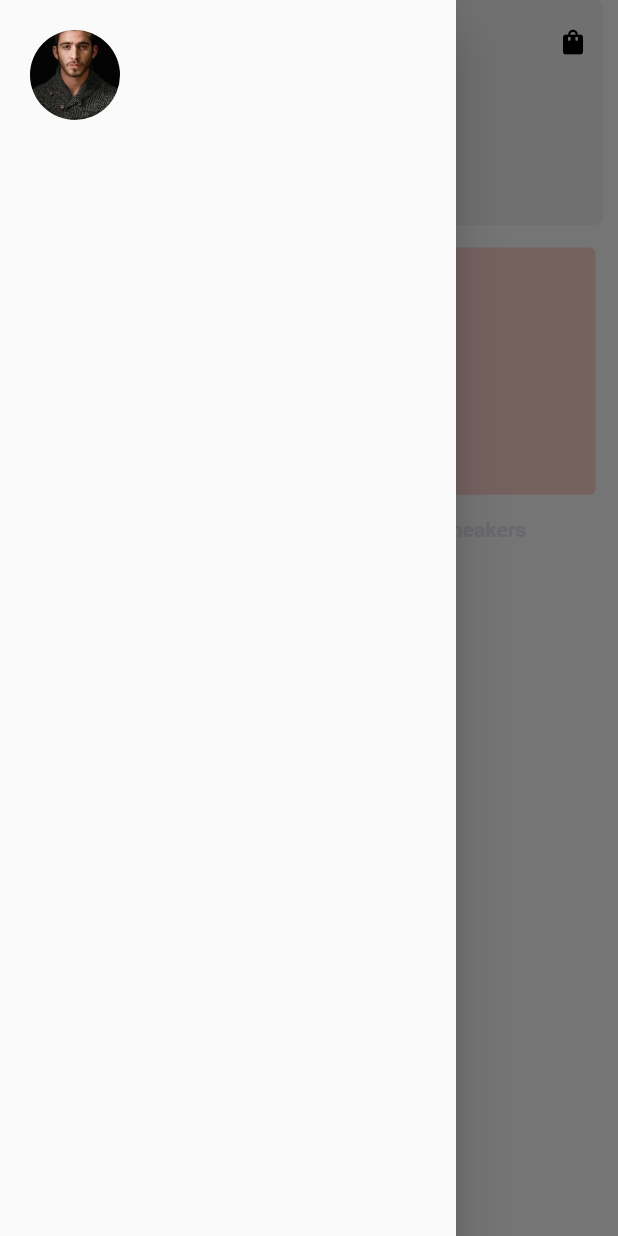
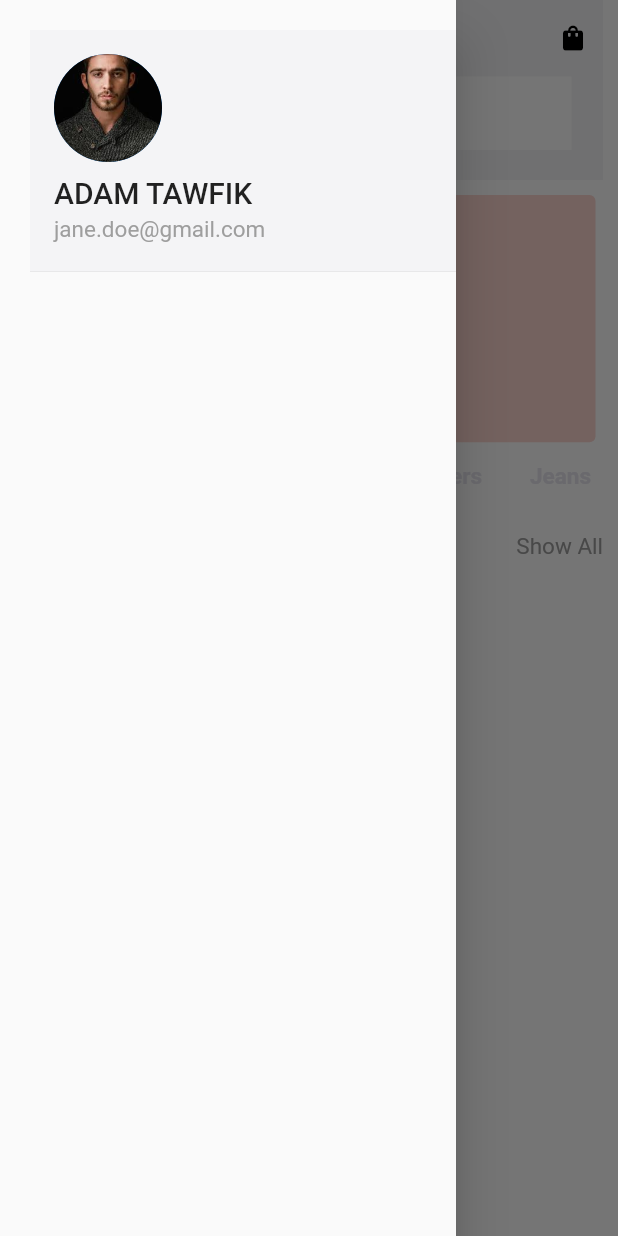
Before and after one commit to swarnasenj/zoba-app, a Flutter app: the screen it shows after launch, with the side drawer open, on a phone screen of 412 x 824 dp. Run offline on Flutter 3.47's test engine with Material 2 defaults, Android fonts, the phone set to English and light mode, and no system bars.

Commit message:
initial commit

```diff
--- /dev/null
+++ b/lib/constants.dart
@@ -0,0 +1,5 @@
+import 'package:flutter/material.dart';
+
+
+
+const double kDefaultPadding = 20.0;
--- a/lib/views/components/appbar.dart
+++ b/lib/views/components/appbar.dart
@@ -48,7 +48,7 @@
 //                         ),
 //                       ),
 
-//                       // Container(
+//                        Container(
 //                       //  child: const Icon(Icons.search)),
 //                       // Container(
 //                       //   padding: const EdgeInsets.only(top: 10),
@@ -69,7 +69,7 @@
 //                       //     ),
 
 //                       //   ),
-//                       // ),
+//                        ),
 //                     ],
 //                   ),
 //                 ),
--- a/lib/views/screens/drawer_page.dart
+++ b/lib/views/screens/drawer_page.dart
@@ -1,7 +1,8 @@
 import 'package:flutter/material.dart';
+import 'package:zoba_app/style/color.dart';
 
 class DrawerPage extends StatefulWidget {
-   final func;
+  final func;
   DrawerPage({this.func});
 
   @override
@@ -15,6 +16,7 @@ class _DrawerPageState extends State<DrawerPage> {
     return Drawer(
       child: SafeArea(
           child: ListView(
+        padding: EdgeInsets.zero,
         children: [
           Stack(
             children: [
@@ -23,14 +25,18 @@ class _DrawerPageState extends State<DrawerPage> {
                 child: Column(
                   crossAxisAlignment: CrossAxisAlignment.center,
                   children: [
-                    Container(
-                      height: 60,
-                      width: 60,
+                    const UserAccountsDrawerHeader(
+                      currentAccountPicture: CircleAvatar(
+                        backgroundImage: AssetImage('assets/images/men.jpg'),
+                      ),
+                      accountName: Text(
+                        'ADAM TAWFIK',
+                        style: TextStyle(fontSize: 20, color: Colors.black87),
+                      ),
+                      accountEmail: Text('jane.doe@gmail.com',
+                      style: TextStyle(fontSize: 15, color: Colors.grey),),
                       decoration: BoxDecoration(
-                        borderRadius: BorderRadius.circular(100),
-                        image: const DecorationImage(
-                            image: AssetImage('assets/images/men.jpg'),
-                            fit: BoxFit.cover),
+                        color: KColor.K_app,
                       ),
                     ),
                   ],
--- a/lib/views/screens/home_screen.dart
+++ b/lib/views/screens/home_screen.dart
@@ -28,7 +28,8 @@ class _HomeScreenState extends State<HomeScreen> {
     return Scaffold(
       backgroundColor: KColor.K_background,
       appBar: PreferredSize(
-        preferredSize: const Size.fromHeight(150.0),
+        preferredSize: const Size.fromHeight(50.0),
+        // ignore: sort_child_properties_last
         child: SafeArea(
           child: Container(
             width: double.infinity,
@@ -36,11 +37,11 @@ class _HomeScreenState extends State<HomeScreen> {
             margin: const EdgeInsets.only(left: 10, right: 10),
             child: AppBar(
               shape: const RoundedRectangleBorder(
-                borderRadius: BorderRadius.only(
-                    topLeft: Radius.circular(5),
-                    topRight: Radius.circular(5),
-                    bottomLeft: Radius.circular(5),
-                    bottomRight: Radius.circular(5)),
+                  // borderRadius: BorderRadius.only(
+                  //     topLeft: Radius.circular(4),
+                  //     topRight: Radius.circular(4),
+                  //     bottomLeft: Radius.circular(5),
+                  //     bottomRight: Radius.circular(5)),
                   ),
               elevation: 0,
               backgroundColor: KColor.K_app,
@@ -68,12 +69,9 @@ class _HomeScreenState extends State<HomeScreen> {
                         ),
                       ),
                     ),
-
-
                   ],
                 ),
               ),
-
               actions: [
                 Container(
                   margin: const EdgeInsets.only(right: 10),
@@ -83,10 +81,7 @@ class _HomeScreenState extends State<HomeScreen> {
                   ),
                 ),
               ],
-
-
             ),
-
           ),
         ),
       ),
@@ -98,11 +93,36 @@ class _HomeScreenState extends State<HomeScreen> {
         },
       ),
       body: SingleChildScrollView(
+        physics: const BouncingScrollPhysics(),
         child: Container(
+          margin: const EdgeInsets.only(top: 0),
           child: Column(
             children: [
               Container(
-                margin: const EdgeInsets.only(left: 15, right: 15, top: 15),
+                height: 70,
+                color: KColor.K_app,
+                margin: const EdgeInsets.only(left: 10, right: 10),
+                padding: const EdgeInsets.only(left: 20, right: 20),
+                child: Container(
+                  decoration: BoxDecoration(
+                      color: KColor.K_app,
+                      border: Border.all(
+                        color: KColor.K_app.withOpacity(0.50),
+                      )),
+                  child: const TextField(
+                    decoration: InputDecoration(
+                      border: InputBorder.none,
+                      prefixIcon: Icon(Icons.search, color: Colors.grey),
+                      hintText: 'Search here...',
+                      contentPadding: EdgeInsets.all(15),
+                      fillColor: Colors.white,
+                      filled: true,
+                    ),
+                  ),
+                ),
+              ),
+              Container(
+                margin: const EdgeInsets.only(left: 15, right: 15, top: 10),
                 height: MediaQuery.of(context).size.height * .2,
                 width: double.infinity,
                 decoration: BoxDecoration(
@@ -113,7 +133,7 @@ class _HomeScreenState extends State<HomeScreen> {
                   children: [
                     Container(
                       padding:
-                          const EdgeInsets.only(right: 40, top: 5, left: 10),
+                          const EdgeInsets.only(right: 50, top: 5, left: 10),
                       child: Column(
                         crossAxisAlignment: CrossAxisAlignment.start,
                         children: [
@@ -131,7 +151,7 @@ class _HomeScreenState extends State<HomeScreen> {
                           const Text(
                             'FOR EVERY THING',
                             style: TextStyle(
-                              color: Color(0xfffe5c45),
+                              color: Colors.black54,
                               fontSize: 18,
                             ),
                           ),
@@ -157,30 +177,100 @@ class _HomeScreenState extends State<HomeScreen> {
                 ),
               ),
               DefaultTabController(
-                  length: 4,
-                  child: Column(
-                    children: [
+                length: 5,
+                child: Column(children: [
                   Container(
                     child: const TabBar(
                         labelStyle: TextStyle(
-                              fontWeight: FontWeight.w700,
-                            ),
+                            fontWeight: FontWeight.w700, fontSize: 15),
                         labelColor: Color(0xfffe5c45),
                         isScrollable: true,
+                        indicatorColor: Colors.transparent,
                         unselectedLabelColor: Color(0xffe6e5ee),
                         tabs: [
                           Tab(text: 'T-Shirts'),
                           Tab(text: 'Jeans'),
                           Tab(text: 'Blazers'),
                           Tab(text: 'Sneakers'),
+                          Tab(text: 'Jeans'),
                         ]),
+                  ),
+                ]),
+              ),
+              Column(
+                crossAxisAlignment: CrossAxisAlignment.start,
+                children: [
+                  Container(
+                    margin: const EdgeInsets.only(
+                      top: 10,
+                      left: 10,
+                      right: 10,
+                    ),
+                    child: Row(
+                      mainAxisAlignment: MainAxisAlignment.spaceBetween,
+                      children: [
+                        const Text(
+                          'New Collections',
+                          style:
+                              TextStyle(color: Color(0xfffe5c45), fontSize: 20),
+                        ),
+                        const SizedBox(
+                          width: 0,
+                        ),
+                        const Text(
+                          'Show All',
+                          style: TextStyle(color: Colors.grey, fontSize: 15),
+                        ),
+
+                      ],
+                    ),
+                  ),
+                  Container(
+                          child: SingleChildScrollView(
+                            scrollDirection: Axis.horizontal,
+                            child: Row(
+                              children: [
+                                Container(
+                                  margin: EdgeInsets.all(8),
+                                  height: 200,
+                                  width: 200,
+                                  //color: flavorColor,
+                                  child: Text('item'),
+                                ),
+                                Container(
+                                  margin: EdgeInsets.all(8),
+                                  height: 200,
+                                  width: 200,
+                                  // color: flavorColor,
+                                  child: Text('item'),
+                                ),
+                                Container(
+                                  margin: EdgeInsets.all(8),
+                                  height: 200,
+                                  width: 200,
+                                  //color: flavorColor,
+                                  child: Text('item'),
+                                ),
+                                Container(
+                                  margin: EdgeInsets.all(8),
+                                  height: 200,
+                                  width: 200,
+                                  //color: flavorColor,
+                                  child: Text('item'),
+                                ),
+                                Container(
+                                  margin: const EdgeInsets.all(8),
+                                  height: 200,
+                                  width: 200,
+                                  //color: flavorColor,
+                                  child: const Text('item'),
                                 ),
                               ],
                             ),
                           ),
-                  // Container(
-                  //   child: ,
-                  // )
+                        ),
+                ],
+              )
             ],
           ),
         ),
```
Lines whose indentation alone changed are shown as unchanged.
